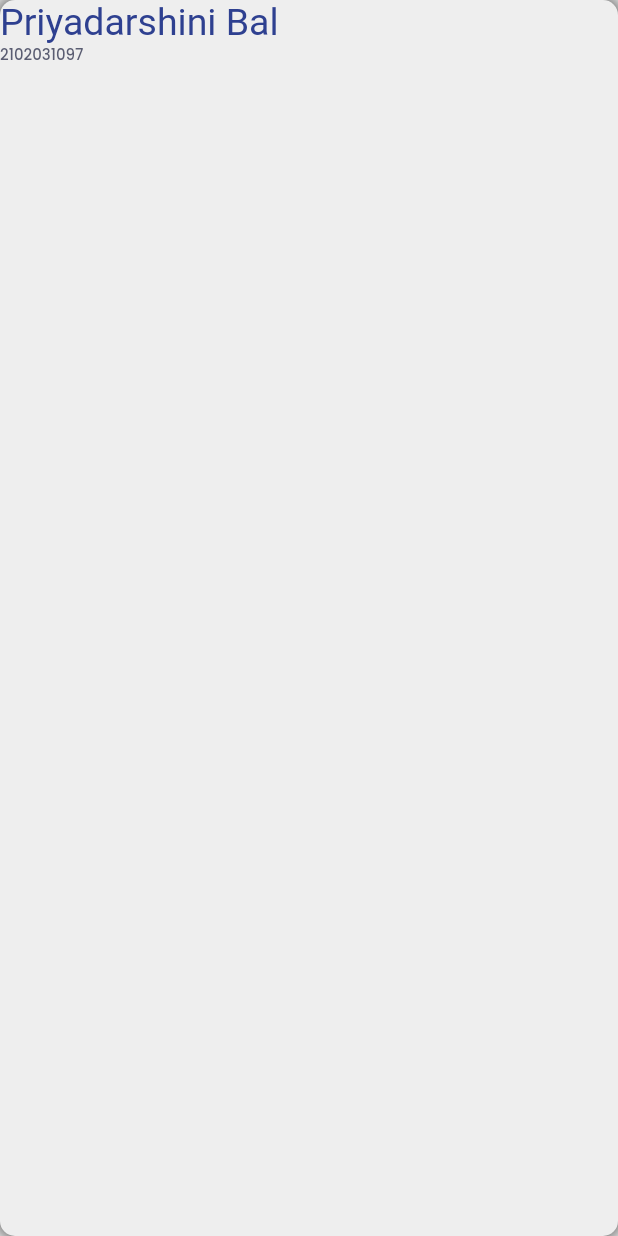
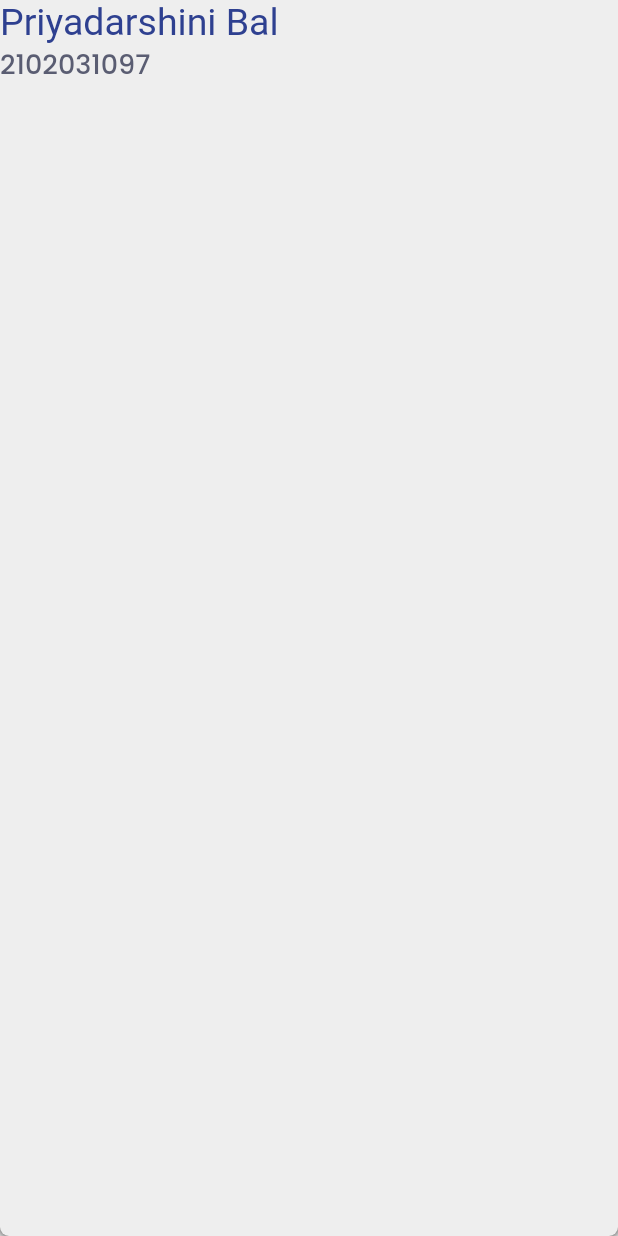
Before and after one commit to EnigmaTasks/SMS, a Flutter app: the StdTile widget shown alone on an empty page, opened directly, on a phone screen of 412 x 824 dp. Run offline on Flutter 3.47's test engine with Material 2 defaults, Android fonts, the phone set to English and light mode, and no system bars; our stand-ins replace google_fonts.

Commit message:
modified std_tile

```diff
--- a/lib/Widgets/std_tile.dart
+++ b/lib/Widgets/std_tile.dart
@@ -8,10 +8,12 @@ class StdTile extends StatelessWidget {
   Widget build(BuildContext context) {
     return Container(
       decoration: BoxDecoration(
-        borderRadius: BorderRadius.circular(10.0),
+        borderRadius: BorderRadius.only(
+            bottomLeft: Radius.circular(6), bottomRight: Radius.circular(6)),
         color: Colors.grey[200],
-        boxShadow: [BoxShadow(blurRadius: 12.0)],
+        boxShadow: [BoxShadow(blurRadius: 5.0)],
       ),
+      child: Center(
         child: Center(
           child: Column(
             children: [
@@ -33,13 +35,14 @@ class StdTile extends StatelessWidget {
                     style: GoogleFonts.poppins(
                         fontWeight: FontWeight.w500,
                         color: const Color(0xFF5A5D72),
-                      fontSize: 10),
+                        fontSize: 18),
                   ),
                 ],
               ),
             ],
           ),
         ),
+      ),
     );
   }
 }
--- a/lib/Widgets/year_tile.dart
+++ b/lib/Widgets/year_tile.dart
@@ -18,7 +18,7 @@ class YearTile extends StatelessWidget {
           "2023-2024",
           style: TextStyle(
             color: Color(0xFF2E4090),
-            fontSize: 30,
+            fontSize: 25,
           ),
         ),
       ),
```
Lines whose indentation alone changed are shown as unchanged.
